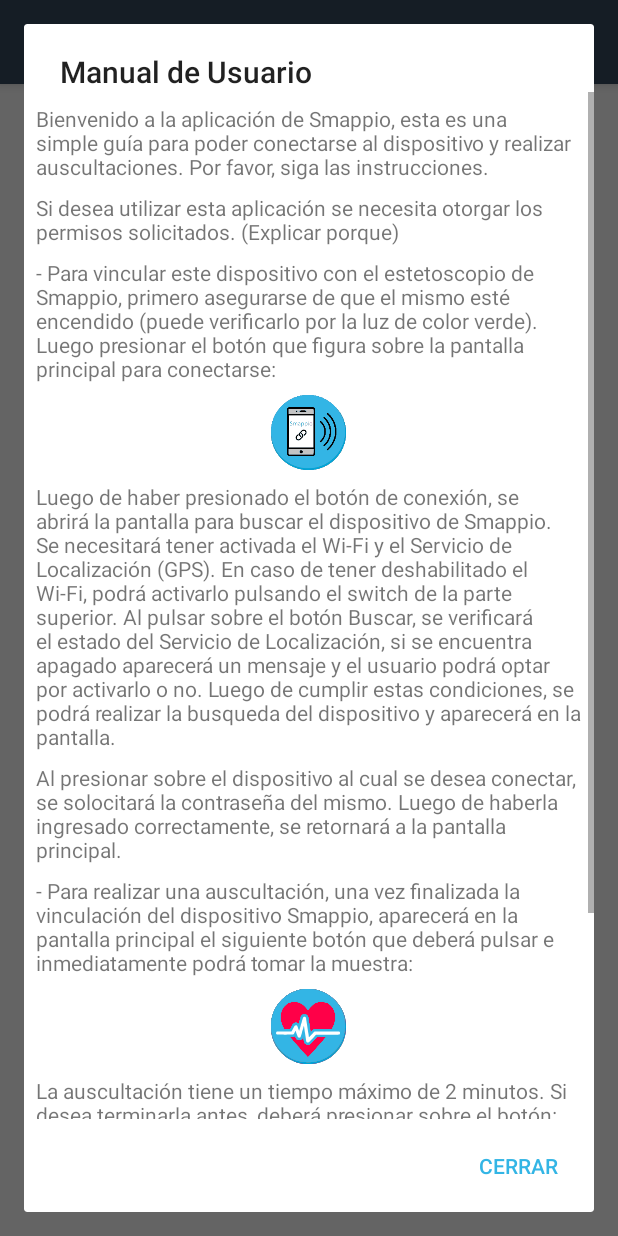
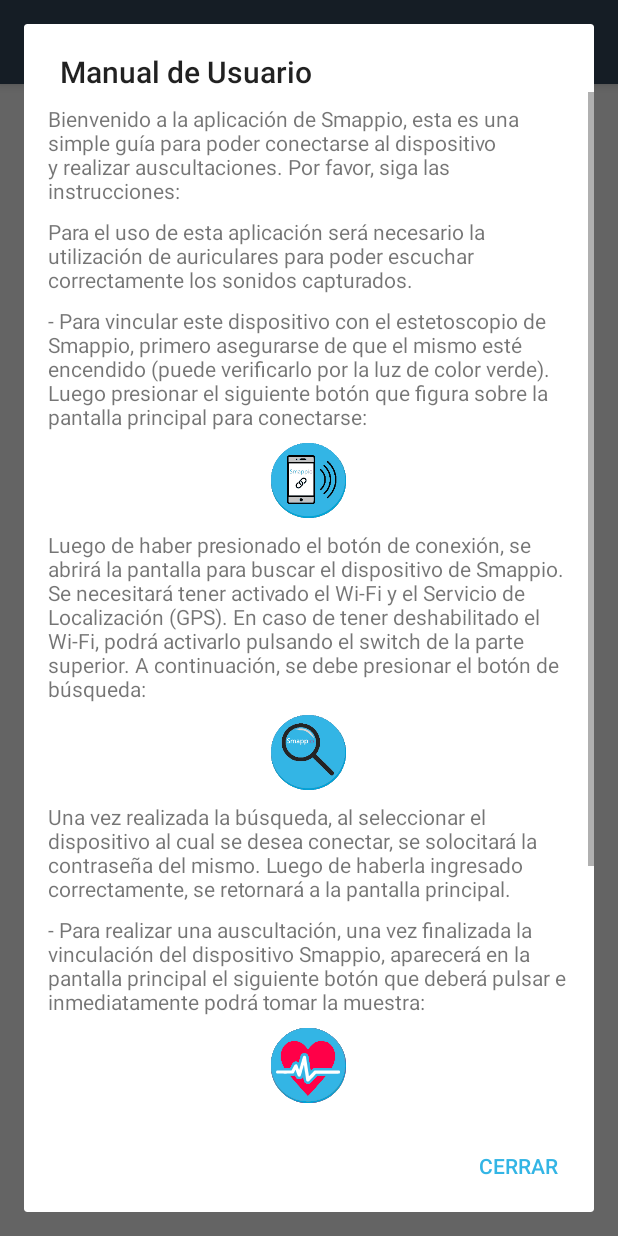
Before and after one commit to maurobilotti/smappio, an Android app: the screen it shows after launch (MainActivity), in the side drawer, after a tap on "Ayuda", on a phone screen of 412 x 824 dp. Run offline under Robolectric (Android 15) with nearby library versions, the phone set to English and light mode, and no system bars.

Commit message:
Mejorando popup de ayuda

```diff
--- a/SW/Smappio/app/src/main/res/layout/popup_help.xml
+++ b/SW/Smappio/app/src/main/res/layout/popup_help.xml
@@ -22,25 +22,25 @@
             <TextView
                 android:layout_width="wrap_content"
                 android:layout_height="wrap_content"
-                android:layout_marginStart="8dp"
+                android:layout_marginStart="16dp"
                 android:layout_marginTop="8dp"
-                android:layout_marginEnd="8dp"
+                android:layout_marginEnd="16dp"
                 android:text="@string/msg_ayuda_1" />
 
             <TextView
                 android:layout_width="wrap_content"
                 android:layout_height="wrap_content"
-                android:layout_marginStart="8dp"
+                android:layout_marginStart="16dp"
                 android:layout_marginTop="8dp"
-                android:layout_marginEnd="8dp"
+                android:layout_marginEnd="16dp"
                 android:text="@string/msg_ayuda_2" />
 
             <TextView
                 android:layout_width="wrap_content"
                 android:layout_height="wrap_content"
-                android:layout_marginStart="8dp"
+                android:layout_marginStart="16dp"
                 android:layout_marginTop="8dp"
-                android:layout_marginEnd="8dp"
+                android:layout_marginEnd="16dp"
                 android:text="@string/msg_ayuda_3" />
 
             <ImageView
@@ -53,25 +53,32 @@
             <TextView
                 android:layout_width="wrap_content"
                 android:layout_height="wrap_content"
-                android:layout_marginStart="8dp"
+                android:layout_marginStart="16dp"
                 android:layout_marginTop="8dp"
-                android:layout_marginEnd="8dp"
+                android:layout_marginEnd="16dp"
                 android:text="@string/msg_ayuda_4" />
+
+            <ImageView
+                android:layout_width="50dp"
+                android:layout_height="50dp"
+                android:layout_marginTop="8dp"
+                android:layout_gravity="center"
+                app:srcCompat="@drawable/ic_search" />
 
             <TextView
                 android:layout_width="wrap_content"
                 android:layout_height="wrap_content"
-                android:layout_marginStart="8dp"
+                android:layout_marginStart="16dp"
                 android:layout_marginTop="8dp"
-                android:layout_marginEnd="8dp"
+                android:layout_marginEnd="16dp"
                 android:text="@string/msg_ayuda_5" />
 
             <TextView
                 android:layout_width="wrap_content"
                 android:layout_height="wrap_content"
-                android:layout_marginStart="8dp"
+                android:layout_marginStart="16dp"
                 android:layout_marginTop="8dp"
-                android:layout_marginEnd="8dp"
+                android:layout_marginEnd="16dp"
                 android:text="@string/msg_ayuda_6" />
 
             <ImageView
@@ -84,9 +91,9 @@
             <TextView
                 android:layout_width="wrap_content"
                 android:layout_height="wrap_content"
-                android:layout_marginStart="8dp"
+                android:layout_marginStart="16dp"
                 android:layout_marginTop="8dp"
-                android:layout_marginEnd="8dp"
+                android:layout_marginEnd="16dp"
                 android:text="@string/msg_ayuda_7" />
 
             <ImageView
@@ -99,10 +106,17 @@
             <TextView
                 android:layout_width="wrap_content"
                 android:layout_height="wrap_content"
-                android:layout_marginStart="8dp"
+                android:layout_marginStart="16dp"
                 android:layout_marginTop="8dp"
-                android:layout_marginEnd="8dp"
+                android:layout_marginEnd="16dp"
                 android:text="@string/msg_ayuda_8" />
+
+            <ImageView
+                android:layout_width="50dp"
+                android:layout_height="50dp"
+                android:layout_marginTop="8dp"
+                android:layout_gravity="center"
+                app:srcCompat="@drawable/ic_play_auscultate" />
 
         </LinearLayout>
     </ScrollView>
--- a/SW/Smappio/app/src/main/res/values/strings.xml
+++ b/SW/Smappio/app/src/main/res/values/strings.xml
@@ -45,26 +45,24 @@
     <!-- Helps -->
     <string name="msg_ayuda_1">
         Bienvenido a la aplicación de Smappio, esta es una simple guía para poder conectarse al dispositivo y realizar auscultaciones.
-        Por favor, siga las instrucciones.
+        Por favor, siga las instrucciones:
     </string>
     <string name="msg_ayuda_2">
-        Si desea utilizar esta aplicación se necesita otorgar los permisos solicitados. (Explicar porque)
+        Para el uso de esta aplicación será necesario la utilización de auriculares para poder escuchar correctamente los sonidos capturados.
     </string>
     <string name="msg_ayuda_3">
         - Para vincular este dispositivo con el estetoscopio de Smappio, primero asegurarse de que el mismo
-        esté encendido (puede verificarlo por la luz de color verde). Luego presionar el botón que figura sobre
+        esté encendido (puede verificarlo por la luz de color verde). Luego presionar el siguiente botón que figura sobre
         la pantalla principal para conectarse:
     </string>
     <string name="msg_ayuda_4">
         Luego de haber presionado el botón de conexión, se abrirá la pantalla para buscar el dispositivo de Smappio.
-        Se necesitará tener activada el Wi-Fi y el Servicio de Localización (GPS). En caso de tener deshabilitado
-        el Wi-Fi, podrá activarlo pulsando el switch de la parte superior. Al pulsar sobre el botón "Buscar", se verificará
-        el estado del Servicio de Localización, si se encuentra apagado aparecerá un mensaje y el usuario podrá optar por
-        activarlo o no. Luego de cumplir estas condiciones, se podrá realizar la busqueda del dispositivo y aparecerá
-        en la pantalla.
+        Se necesitará tener activado el Wi-Fi y el Servicio de Localización (GPS). En caso de tener deshabilitado
+        el Wi-Fi, podrá activarlo pulsando el switch de la parte superior. A continuación, se debe presionar el botón
+        de búsqueda:
     </string>
     <string name="msg_ayuda_5">
-        Al presionar sobre el dispositivo al cual se desea conectar, se solocitará la contraseña del mismo. Luego de
+        Una vez realizada la búsqueda, al seleccionar el dispositivo al cual se desea conectar, se solocitará la contraseña del mismo. Luego de
         haberla ingresado correctamente, se retornará a la pantalla principal.
     </string>
     <string name="msg_ayuda_6">
@@ -72,16 +70,14 @@
         la pantalla principal el siguiente botón que deberá pulsar e inmediatamente podrá tomar la muestra:
     </string>
     <string name="msg_ayuda_7">
-        La auscultación tiene un tiempo máximo de 2 minutos. Si desea terminarla antes, deberá presionar sobre el
+        La auscultación tiene un tiempo máximo de 2 minutos. Si desea finalizarla antes de ese tiempo, deberá presionar sobre el
         botón:
     </string>
     <string name="msg_ayuda_8">
-        Luego seguir los pasos para guardar el sonido capturado. Dentro del directorio principal de Smappio
-        (../DCIM/Smappio), se solicitará elegir la carpeta donde guardar el archivo o crear una nueva. Y posteriormente,
-        introducir un nombre de archivo. Queda a disposición del usuario la organización interna y las nomenclaturas a utilizar.
+        Si desea escuchar el sonido capturado, luego de haberlo guardado en la memoria del dispisitivo,
+        se habilitará el botón para su reproducción:
     </string>
 
-	<!-- RingDroid -->
     <string name="time_seconds">Segundos</string>
     <string name="progress_dialog_loading">Cargando…</string>
     <string name="alert_title_success">Éxito</string>
```
